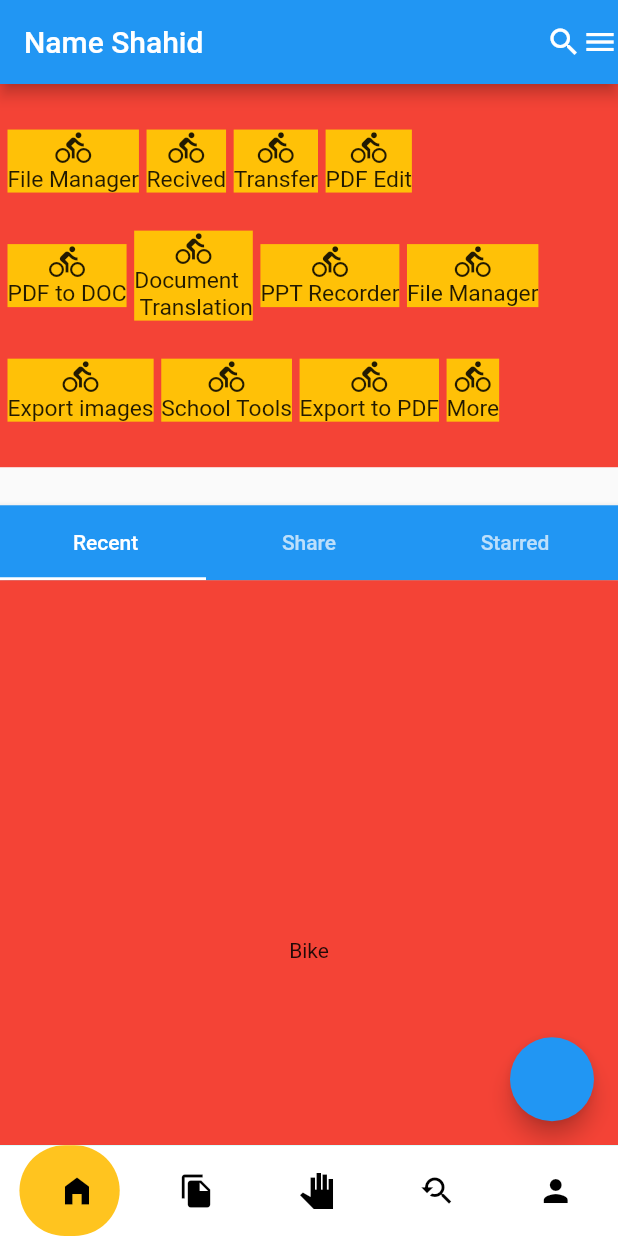
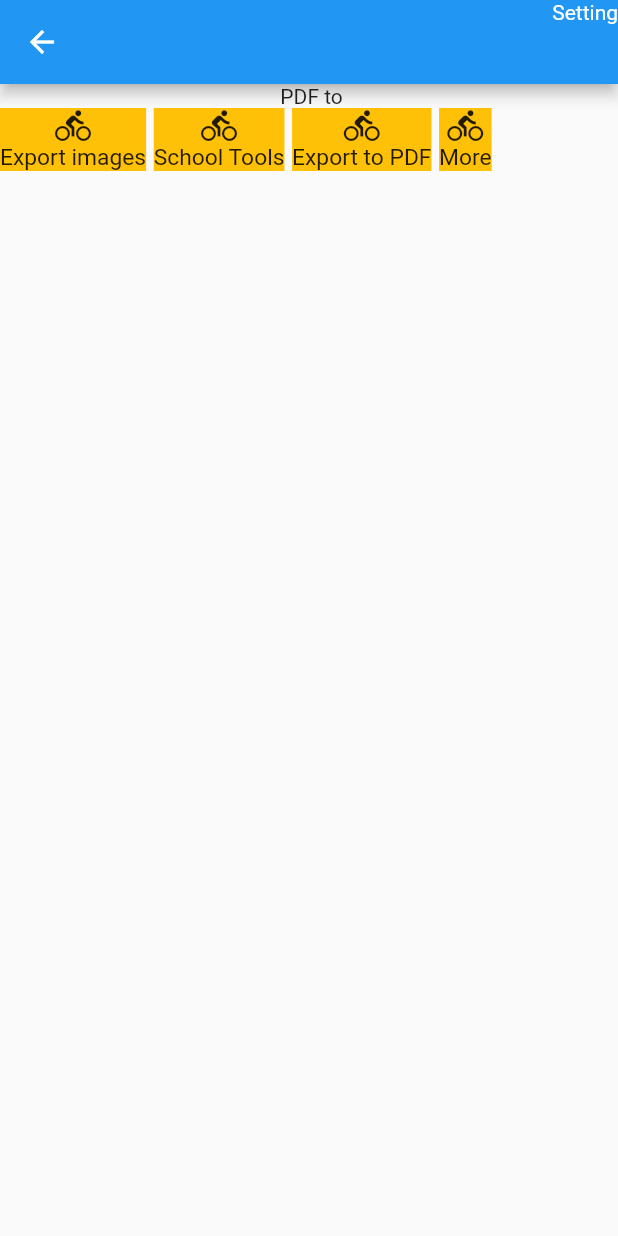
Before and after one commit to annexmirza/wps_rp, a Flutter app: the screen it shows after launch, after a tap on "More", on a phone screen of 412 x 824 dp. Run offline on Flutter 3.47's test engine with Material 2 defaults, Android fonts, the phone set to English and light mode, and no system bars; drawn by our look-alikes of google_nav_bar; our stand-ins replace flutter_easyloading, flutter_screenutil, get.

Commit message:
commit-mfor get

```diff
--- a/lib/Controller/Bottom_Nav_Controller.dart
+++ b/lib/Controller/Bottom_Nav_Controller.dart
@@ -2,6 +2,7 @@ import 'package:flutter/material.dart';
 import 'package:get/get.dart';
 import 'package:wps_rp/View/file_page.dart';
 import 'package:wps_rp/View/homePage.dart';
+import 'package:wps_rp/View/profile_page.dart';
 import 'package:wps_rp/View/tools_page.dart';
 
 class BottomNavController extends GetxController {
@@ -25,12 +26,7 @@ class BottomNavController extends GetxController {
       child: Text(" Page 4"),
       color: Colors.blueGrey,
     ),
-    Container(
-      height: Get.height,
-      width: Get.width,
-      child: Text(" Page 4"),
-      color: Colors.blueGrey,
-    )
+    ProfilePage(),
     // HomePageScreen(),
     // SearchPage(),
     // AboutPage(),
--- a/lib/View/homePage.dart
+++ b/lib/View/homePage.dart
@@ -1,6 +1,7 @@
 import 'package:flutter/material.dart';
 import 'package:flutter_screenutil/flutter_screenutil.dart';
 import 'package:get/get.dart';
+import 'package:wps_rp/View/more_tool_Page.dart';
 
 class HomePage extends StatelessWidget {
   @override
@@ -135,7 +136,9 @@ class HomePage extends StatelessWidget {
                               CustomButtonWithText(
                                 buttonIcon: Icons.directions_bike,
                                 titleText: ("More"),
-                                onTab: () {},
+                                onTab: () {
+                                  Get.to(() => MorePage());
+                                },
                               ),
                             ],
                           ),
--- /dev/null
+++ b/lib/View/more_tool_Page.dart
@@ -0,0 +1,60 @@
+import 'package:flutter/material.dart';
+import 'package:flutter_screenutil/flutter_screenutil.dart';
+import 'package:get/get.dart';
+
+import 'homePage.dart';
+
+class MorePage extends StatelessWidget {
+  @override
+  Widget build(BuildContext context) {
+    return Scaffold(
+
+        appBar: AppBar(
+
+          actions: [Text("Setting")],
+        ),
+        body: Column(
+          children: [
+            Container(
+              child: Text(" PDF to"),
+            ),
+            Container(
+              width: Get.width,
+              child: Row(
+                children: [
+                  CustomButtonWithText(
+                    buttonIcon: Icons.directions_bike,
+                    titleText: ("Export images"),
+                    onTab: () {},
+                  ),
+                  SizedBox(
+                    width: 5.h,
+                  ),
+                  CustomButtonWithText(
+                    buttonIcon: Icons.directions_bike,
+                    titleText: ("School Tools"),
+                    onTab: () {},
+                  ),
+                  SizedBox(
+                    width: 5.h,
+                  ),
+                  CustomButtonWithText(
+                    buttonIcon: Icons.directions_bike,
+                    titleText: ("Export to PDF"),
+                    onTab: () {},
+                  ),
+                  SizedBox(
+                    width: 5.h,
+                  ),
+                  CustomButtonWithText(
+                    buttonIcon: Icons.directions_bike,
+                    titleText: ("More"),
+                    onTab: () {},
+                  ),
+                ],
+              ),
+            ),
+          ],
+        ));
+  }
+}
--- a/lib/View/profile_page.dart
+++ b/lib/View/profile_page.dart
@@ -6,6 +6,9 @@ class ProfilePage extends StatelessWidget {
   @override
   Widget build(BuildContext context) {
     return Scaffold(
+      appBar: AppBar(
+        leading: Text("ME"),
+      ),
       body: Container(
         height: Get.height,
         child: Column(
@@ -18,9 +21,14 @@ class ProfilePage extends StatelessWidget {
                   Row(
                     children: [
                       CircleAvatar(
-                        radius: 50.r,
+                        radius: 40.r,
+                        backgroundColor: Colors.red,
+                      ),
+                      SizedBox(
+                        width: 10.w,
                       ),
                       Text("Shahid Mirza")
+
                     ],
                   )
                 ],
--- a/lib/View/tools_page.dart
+++ b/lib/View/tools_page.dart
@@ -13,6 +13,7 @@ class ToolsPage extends StatelessWidget {
     return Scaffold(
       appBar: AppBar(
         leading: Text("Tool"),
+
       ),
       body: SingleChildScrollView(
         child: Container(
```
